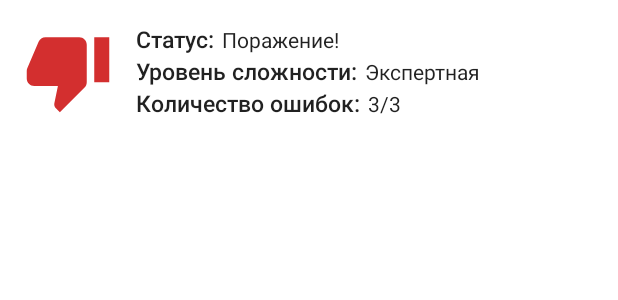
After one commit to coder-chekunkov/sudoku-app, an Android app: the layout item_history_game.xml on its own in the app's theme, with its tools: preview values and no code run, on a phone screen of 412 x 824 dp. The commit adds this screen. Shown: the top 300 px of the screen. Run offline under Robolectric (Android 15) with nearby library versions, the phone set to English and light mode, and no system bars.

Commit message:
add custom actions in history/statistic, history-item. fix bugs.

```diff
--- /dev/null
+++ b/app/src/main/res/drawable/ic_lost_history.xml
@@ -0,0 +1,10 @@
+<vector xmlns:android="http://schemas.android.com/apk/res/android"
+    android:width="60dp"
+    android:height="60dp"
+    android:tint="@color/red"
+    android:viewportWidth="24"
+    android:viewportHeight="24">
+    <path
+        android:fillColor="@android:color/white"
+        android:pathData="M15,3L6,3c-0.83,0 -1.54,0.5 -1.84,1.22l-3.02,7.05c-0.09,0.23 -0.14,0.47 -0.14,0.73v2c0,1.1 0.9,2 2,2h6.31l-0.95,4.57 -0.03,0.32c0,0.41 0.17,0.79 0.44,1.06L9.83,23l6.59,-6.59c0.36,-0.36 0.58,-0.86 0.58,-1.41L17,5c0,-1.1 -0.9,-2 -2,-2zM19,3v12h4L23,3h-4z" />
+</vector>
--- /dev/null
+++ b/app/src/main/res/layout/item_history_game.xml
@@ -0,0 +1,82 @@
+<?xml version="1.0" encoding="utf-8"?>
+<androidx.constraintlayout.widget.ConstraintLayout xmlns:android="http://schemas.android.com/apk/res/android"
+    xmlns:app="http://schemas.android.com/apk/res-auto"
+    android:layout_width="match_parent"
+    android:layout_height="wrap_content"
+    xmlns:tools="http://schemas.android.com/tools"
+    android:padding="15dp">
+
+    <ImageView
+        android:id="@+id/image"
+        android:layout_width="wrap_content"
+        android:layout_height="wrap_content"
+        android:contentDescription="@string/titleToolbarHistory"
+        android:src="@drawable/ic_lost_history"
+        app:layout_constraintBottom_toBottomOf="parent"
+        app:layout_constraintStart_toStartOf="parent"
+        app:layout_constraintTop_toTopOf="parent" />
+
+    <TextView
+        android:id="@+id/statusTitle"
+        style="@style/TextAppearance.AppCompat.Body2"
+        android:layout_width="wrap_content"
+        android:layout_height="wrap_content"
+        android:paddingStart="15dp"
+        android:paddingEnd="5dp"
+        android:text="@string/textStatusHistory"
+        android:textSize="15sp"
+        app:layout_constraintStart_toEndOf="@id/image"
+        app:layout_constraintTop_toTopOf="parent" />
+
+    <TextView
+        android:id="@+id/statusTextView"
+        style="@style/TextAppearance.AppCompat.Body1"
+        android:layout_width="wrap_content"
+        android:layout_height="wrap_content"
+        app:layout_constraintBaseline_toBaselineOf="@id/statusTitle"
+        app:layout_constraintStart_toEndOf="@id/statusTitle"
+        tools:text="Поражение!" />
+
+    <TextView
+        android:id="@+id/difficultTitle"
+        style="@style/TextAppearance.AppCompat.Body2"
+        android:layout_width="wrap_content"
+        android:layout_height="wrap_content"
+        android:paddingStart="15dp"
+        android:paddingEnd="5dp"
+        android:text="@string/titleDifficult"
+        android:textSize="15sp"
+        app:layout_constraintStart_toEndOf="@id/image"
+        app:layout_constraintTop_toBottomOf="@id/statusTitle" />
+
+    <TextView
+        android:id="@+id/difficultTextView"
+        style="@style/TextAppearance.AppCompat.Body1"
+        android:layout_width="wrap_content"
+        android:layout_height="wrap_content"
+        app:layout_constraintBaseline_toBaselineOf="@id/difficultTitle"
+        app:layout_constraintStart_toEndOf="@id/difficultTitle"
+        tools:text="Экспертная" />
+
+    <TextView
+        android:id="@+id/mistakesTitle"
+        style="@style/TextAppearance.AppCompat.Body2"
+        android:layout_width="wrap_content"
+        android:layout_height="wrap_content"
+        android:paddingStart="15dp"
+        android:paddingEnd="5dp"
+        android:text="@string/titleMistakes"
+        android:textSize="15sp"
+        app:layout_constraintStart_toEndOf="@id/image"
+        app:layout_constraintTop_toBottomOf="@id/difficultTitle" />
+
+    <TextView
+        android:id="@+id/mistakesTextView"
+        style="@style/TextAppearance.AppCompat.Body1"
+        android:layout_width="wrap_content"
+        android:layout_height="wrap_content"
+        app:layout_constraintBaseline_toBaselineOf="@id/mistakesTitle"
+        app:layout_constraintStart_toEndOf="@id/mistakesTitle"
+        tools:text="3/3" />
+
+</androidx.constraintlayout.widget.ConstraintLayout>
--- a/app/src/main/res/values/colors.xml
+++ b/app/src/main/res/values/colors.xml
@@ -14,4 +14,6 @@
     <color name="blue">#1976D2</color>
     <color name="darkBlue">#303F9F</color>
     <color name="purple">#965AA0</color>
+    <color name="green">#388E3C</color>
+    <color name="red">#D32F2F</color>
 </resources>
--- a/app/src/main/res/values/strings.xml
+++ b/app/src/main/res/values/strings.xml
@@ -64,4 +64,7 @@
     <string name="dialogMessage">Вы уверены, что хотите выйти? Весь сохраненный процесс будет потерян.</string>
     <string name="dialogButtonYes">Да</string>
     <string name="dialogButtonNo">Нет</string>
+
+    <string name="textActionRemove">Очистить историю</string>
+    <string name="textStatusHistory">Статус:</string>
 </resources>
```
Also changed, not shown: app/src/main/java/com/cdr/app/screens/history/HistoryFragment.kt (+9 -7 lines), app/src/main/java/com/cdr/app/screens/history/HistoryViewModel.kt (added, +8 -0 lines), app/src/main/java/com/cdr/app/screens/statistic/StatisticFragment.kt (+10 -7 lines), app/src/main/java/com/cdr/app/screens/statistic/StatisticViewModel.kt (added, +8 -0 lines), app/src/main/res/drawable/ic_remove.xml (added, +10 -0 lines), app/src/main/res/drawable/ic_win_history.xml (added, +10 -0 lines).
